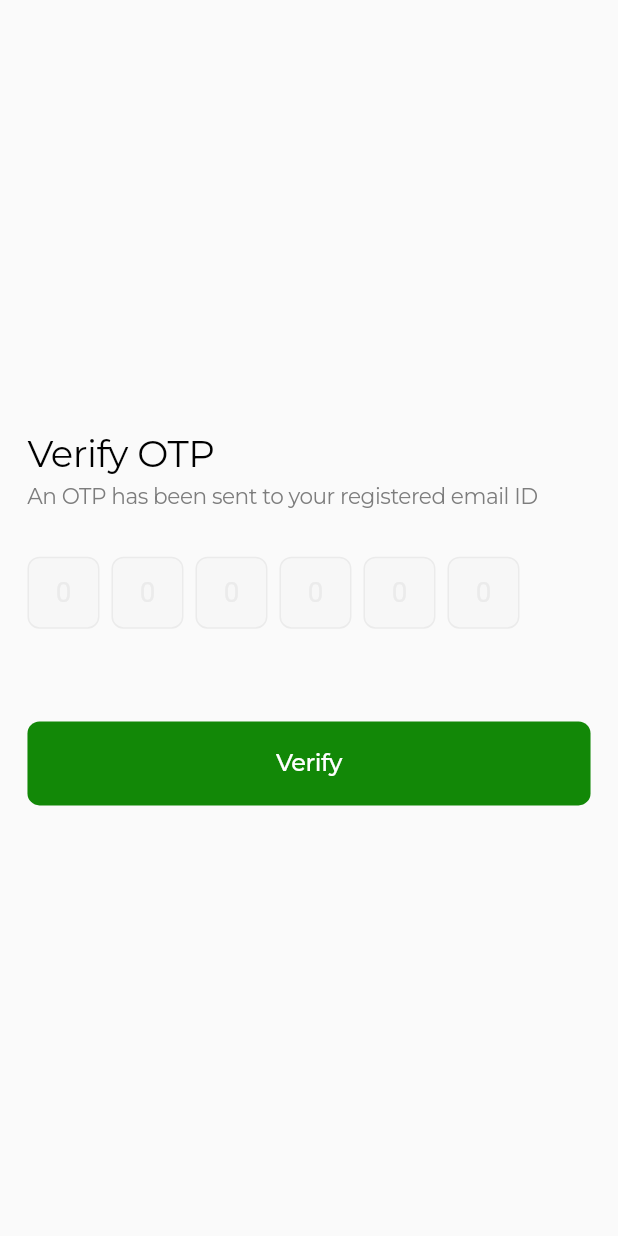
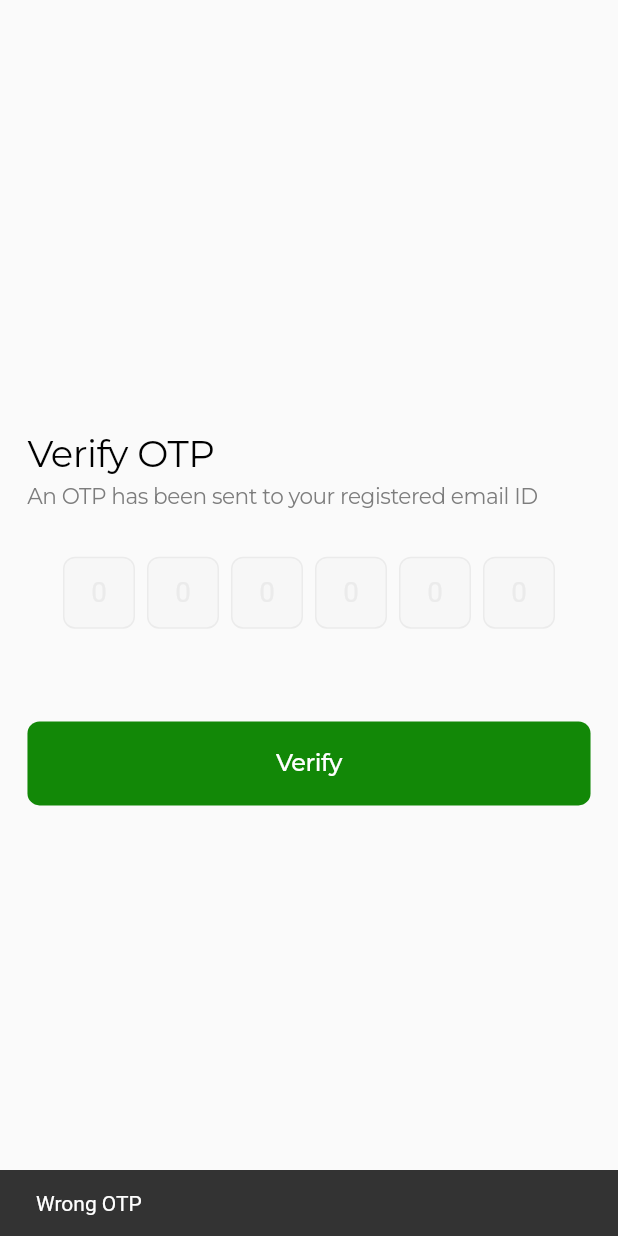
Before and after one commit to KashifAhmadAntino/hash_warriors_user_app, a Flutter app: the OtpScreen screen opened by its route, after a tap on "Verify", on a phone screen of 412 x 824 dp. Run offline on Flutter 3.47's test engine with Material 2 defaults, Android fonts, the light colour scheme and no system bars; drawn by our look-alikes of pinput; our stand-ins replace dio, firebase_analytics, flutter_screenutil, flutter_svg, geocoding, geolocator and 5 more; accounts and stored records are empty; network calls fail; Roboto replaces fonts that are missing (Plus Jakarta Sans).

Commit message:
Feature: integrate send and verify otp

```diff
--- a/lib/core/constants/app_text_style.dart
+++ b/lib/core/constants/app_text_style.dart
@@ -28,10 +28,10 @@ abstract class AppTextStyle {
   );
 
   static TextStyle font12w500 = TextStyle(
-      fontSize: 12 * SizeConfig.textMultiplier!, fontWeight: FontWeight.w500);
+      fontSize: 12 * SizeConfig.textMultiplier, fontWeight: FontWeight.w500);
 
   static TextStyle font22w700 = TextStyle(
-    fontSize: 22 * SizeConfig.textMultiplier!,
+    fontSize: 22 * SizeConfig.textMultiplier,
     fontWeight: FontWeight.w700,
     fontFamily: 'Plus Jakarta Sans',
   );
--- a/lib/core/routes/api_routes.dart
+++ b/lib/core/routes/api_routes.dart
@@ -3,6 +3,8 @@ class ApiUrl {
 
   static String localUrl = 'https://3f4a-49-249-44-114.ngrok-free.app';
 
+  static String sendOtp = '$localUrl/user/send-otp';
+  static String verifyOtp = '$localUrl/user/validate-otp';
   static String getCandidates =
       '$localUrl/party?userId=650593b412171efe27e39135';
   static String vote = '$localUrl/vote';
--- /dev/null
+++ b/lib/feature/auth/controller/login_controller.dart
@@ -0,0 +1,31 @@
+import 'package:flutter/material.dart';
+import 'package:get/get.dart';
+import 'package:user_voting_app/core/routes/app_routes.dart';
+import 'package:user_voting_app/feature/auth/repository/auth_repository.dart';
+
+class LoginController extends GetxController {
+  final AuthRepository _authRepository;
+  final TextEditingController otpController = TextEditingController();
+  final TextEditingController voterIdController = TextEditingController();
+  String? userId;
+
+  LoginController(this._authRepository);
+
+  Future<void> sendOtp(BuildContext context) async {
+    final loginRes = await _authRepository.sendOtp(voterIdController.text);
+    otpController.text = loginRes?.otp?.toString() ?? "";
+    userId = loginRes?.userId ?? "";
+    if (context.mounted) Navigator.pushNamed(context, RouteName.otpScreen);
+  }
+
+  Future<void> verifyOtp(BuildContext context) async {
+    final otpVerified = await _authRepository.verifyOtp(
+        userId: userId, otp: voterIdController.text);
+    if (otpVerified) {
+      Navigator.pushNamed(context, RouteName.voteScreen);
+    } else {
+      ScaffoldMessenger.of(context)
+          .showSnackBar(const SnackBar(content: Text("Wrong OTP")));
+    }
+  }
+}
--- /dev/null
+++ b/lib/feature/auth/repository/auth_repository.dart
@@ -0,0 +1,45 @@
+import 'dart:developer';
+
+import 'package:dio/dio.dart';
+import 'package:flutter/material.dart';
+import 'package:logger/logger.dart';
+import 'package:user_voting_app/core/routes/api_routes.dart';
+import 'package:user_voting_app/feature/auth/models/login_response.dart';
+import 'package:user_voting_app/feature/voting/models/candidate.dart';
+
+class AuthRepository {
+  final Dio _client;
+
+  AuthRepository(this._client);
+
+  Future<LoginResponse?> sendOtp(String voterId) async {
+    try {
+      final response = await _client
+          .get(ApiUrl.sendOtp, queryParameters: {"voterId": voterId});
+
+      return LoginResponse.fromMap(response.data);
+    } on DioException catch (e) {
+      return LoginResponse(errorString: e.response?.data["message"]);
+    } catch (e) {
+      log(e.toString());
+      return null;
+    }
+  }
+
+  Future<bool> verifyOtp({
+    final String? userId,
+    final String? otp,
+  }) async {
+    try {
+      final res = await _client
+          .post(ApiUrl.verifyOtp, data: {"userId": userId, "otp": otp});
+      if (res.statusCode == 200) {
+        return true;
+      }
+      return false;
+    } catch (e) {
+      log(e.toString());
+      return false;
+    }
+  }
+}
--- a/lib/feature/auth/screen/otp-screen.dart
+++ b/lib/feature/auth/screen/otp-screen.dart
@@ -1,6 +1,11 @@
 import 'package:flutter/material.dart';
+import 'package:get/get.dart';
 import 'package:user_voting_app/core/reponsive/SizeConfig.dart';
+import 'package:user_voting_app/core/routes/app_routes.dart';
 import 'package:user_voting_app/core/universal_widgets/custom_pin_input_with_label.dart';
+import 'package:user_voting_app/feature/auth/controller/login_controller.dart';
+
+import '../../../core/image_loader.dart';
 
 class OtpScreen extends StatefulWidget {
   const OtpScreen({Key? key}) : super(key: key);
@@ -10,6 +15,7 @@ class OtpScreen extends StatefulWidget {
 }
 
 class _OtpScreenState extends State<OtpScreen> {
+  final _loginController = Get.find<LoginController>();
   @override
   Widget build(BuildContext context) {
     return Scaffold(
@@ -49,8 +55,9 @@ class _OtpScreenState extends State<OtpScreen> {
                   height: 30 * SizeConfig.heightMultiplier,
                 ),
                 CustomPinInputWithLabel(
-                  pinController: TextEditingController(),
+                  pinController: _loginController.otpController,
                   length: 6,
+                  isPinInputCenter: true,
                 ),
                 SizedBox(
                   height: 60 * SizeConfig.heightMultiplier,
@@ -67,7 +74,9 @@ class _OtpScreenState extends State<OtpScreen> {
                 //   ),
                 // ),
                 GestureDetector(
-                  onTap: () {},
+                  onTap: () {
+                    _loginController.verifyOtp(context);
+                  },
                   child: Container(
                     width: double.infinity,
                     height: 56,
```
Also changed, not shown: lib/feature/auth/models/login_response.dart (added, +24 -0 lines), lib/feature/auth/screen/login_screen.dart (+35 -8 lines), 1 other file.
